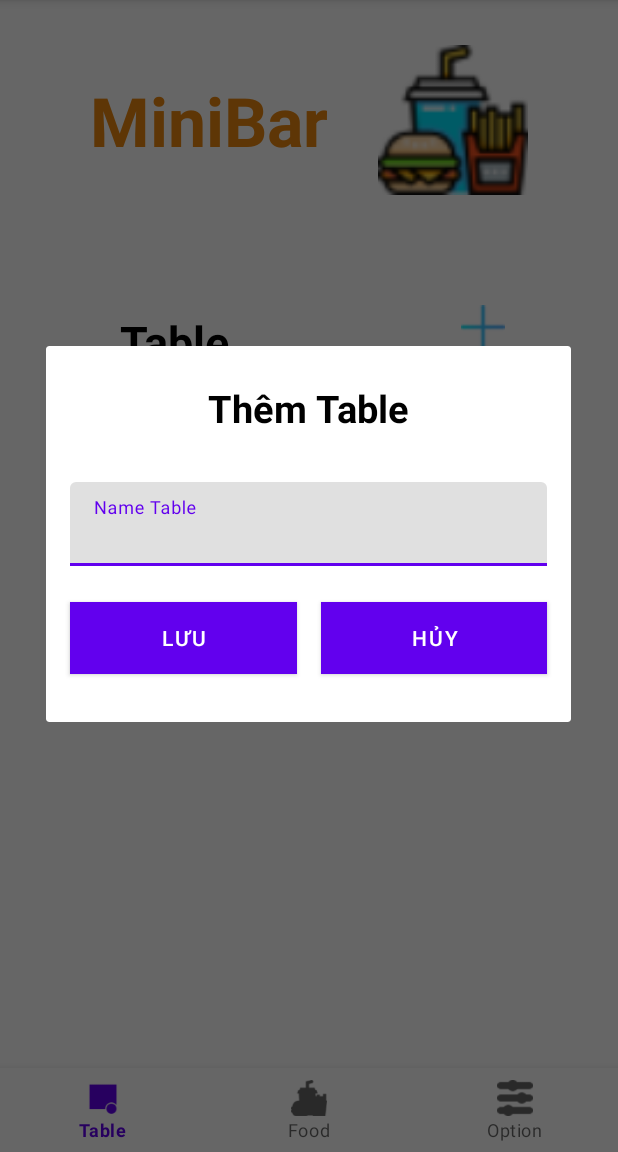
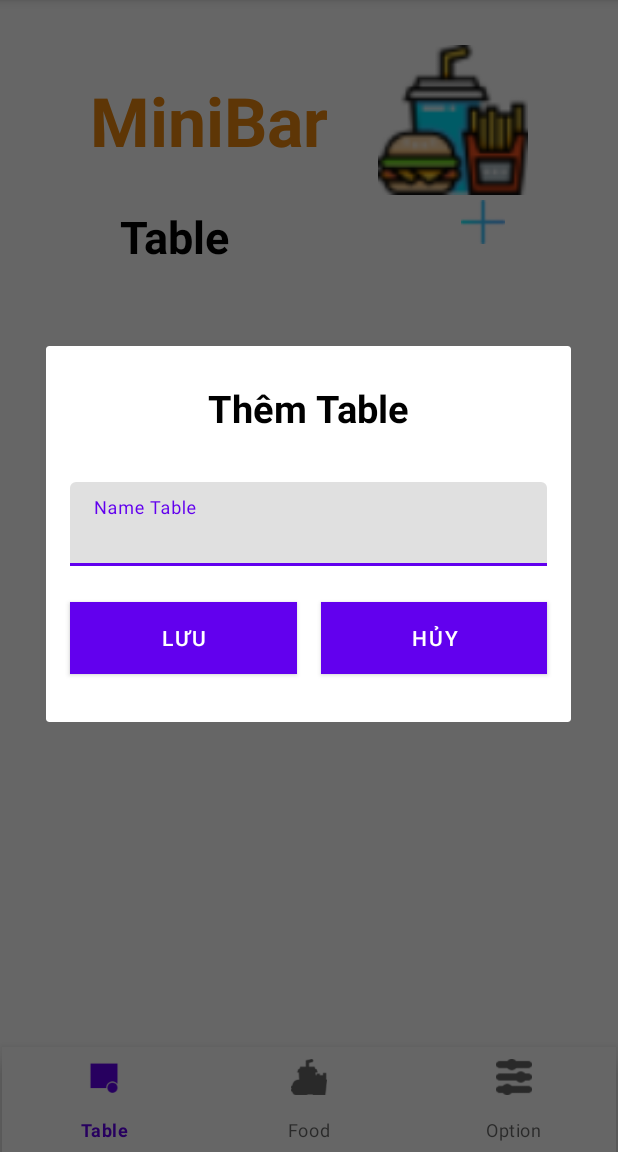
Before and after one commit to phuclhdrake/DuAn01, an Android app: the screen it shows after launch (MainActivity), after a tap on an icon or button, on a phone screen of 412 x 824 dp, the part 84-1236 px from its top. Run offline under Robolectric (Android 15) with nearby library versions, the phone set to English and light mode, and no system bars.

Commit message:
Xuan Phi

```diff
--- a/app/src/main/java/com/example/duan1_nhom3/MainActivity.java
+++ b/app/src/main/java/com/example/duan1_nhom3/MainActivity.java
@@ -14,24 +14,37 @@ import com.google.android.material.bottomnavigation.BottomNavigationView;
 
 import com.example.duan1_nhom3.Fragment.fragment_table;
 public class MainActivity extends AppCompatActivity {
+
     BottomNavigationView bottomNavigationView;
-    ViewPager viewPager;
+    FragmentManager fragmentManager;
 
     @Override
     protected void onCreate(Bundle savedInstanceState) {
         super.onCreate(savedInstanceState);
         setContentView(R.layout.activity_main);
-        BottomNavigationView bottomNavigationView= findViewById(R.id.bottom_navi);
-        ViewPager viewPager= findViewById(R.id.view_page);
 
+        // Hàm Ánh xạ
+        init();
+
+        // Đổ fragment_table vào viewpager
+        fragmentManager.beginTransaction().replace(R.id.fragmnet_context, fragment_table.newInstance(null,null)).commit();
+
+        // Hàm bắt sự kiện bottomNavigation
+        bottomNavigationOnclick();
+    }
+
+    // Ánh xạ
+    private void init() {
+        bottomNavigationView    = findViewById(R.id.bottom_navi);
+        fragmentManager         = getSupportFragmentManager();
+    }
+
+    // Bắt sự kiện bottomNavigation
+    private void bottomNavigationOnclick() {
         bottomNavigationView.setOnNavigationItemSelectedListener((item) ->{
-
-            FragmentManager fragmentManager = getSupportFragmentManager();
             switch (item.getItemId()){
                 case R.id.nav_Table:
-
                     fragmentManager.beginTransaction().replace(R.id.fragmnet_context, fragment_table.newInstance(null,null)).commit();
-
                     break;
                 case R.id.nav_food:
                     Toast.makeText(MainActivity.this, "food", Toast.LENGTH_SHORT).show();
@@ -39,13 +52,8 @@ public class MainActivity extends AppCompatActivity {
                 case R.id.nav_option:
                     Toast.makeText(MainActivity.this, "food", Toast.LENGTH_SHORT).show();
                     break;
-                default:
-                    fragmentManager.beginTransaction().replace(R.id.fragmnet_context, fragment_table.newInstance(null,null)).commit();
-
             }
             return true;
-                });
+        });
     }
-
-
 }
--- a/app/src/main/res/layout/activity_main.xml
+++ b/app/src/main/res/layout/activity_main.xml
@@ -1,28 +1,29 @@
 <?xml version="1.0" encoding="utf-8" ?>
-<RelativeLayout xmlns:android="http://schemas.android.com/apk/res/android"
+<androidx.constraintlayout.widget.ConstraintLayout xmlns:android="http://schemas.android.com/apk/res/android"
     xmlns:app="http://schemas.android.com/apk/res-auto"
     xmlns:tools="http://schemas.android.com/tools"
     android:layout_width="match_parent"
     android:layout_height="match_parent"
     tools:context=".MainActivity">
 
-    <androidx.viewpager.widget.ViewPager
-        android:id="@+id/view_page"
-        android:layout_width="match_parent"
-        android:layout_height="match_parent"
-        android:layout_above="@+id/bottom_navi" />
     <androidx.fragment.app.FragmentContainerView
         android:id="@+id/fragmnet_context"
-        android:layout_height="match_parent"
-        android:layout_width="match_parent"/>
+        android:layout_width="0dp"
+        android:layout_height="0dp"
+        app:layout_constraintBottom_toTopOf="@+id/bottom_navi"
+        app:layout_constraintEnd_toEndOf="parent"
+        app:layout_constraintStart_toStartOf="parent"
+        app:layout_constraintTop_toTopOf="parent" />
+
     <com.google.android.material.bottomnavigation.BottomNavigationView
         android:id="@+id/bottom_navi"
-        android:layout_width="match_parent"
-        android:layout_height="wrap_content"
+        android:layout_width="409dp"
+        android:layout_height="70dp"
         android:layout_alignParentBottom="true"
         app:itemBackground="@color/white"
-        app:menu="@menu/nav_menu"
+        app:layout_constraintBottom_toBottomOf="parent"
+        app:layout_constraintEnd_toEndOf="parent"
+        app:layout_constraintStart_toStartOf="parent"
+        app:menu="@menu/nav_menu" />
 
-        />
-
-</RelativeLayout>
+</androidx.constraintlayout.widget.ConstraintLayout>
```
Also changed, not shown: app/src/main/java/com/example/duan1_nhom3/Fragment/fragment_table.java (+0 -7 lines).
